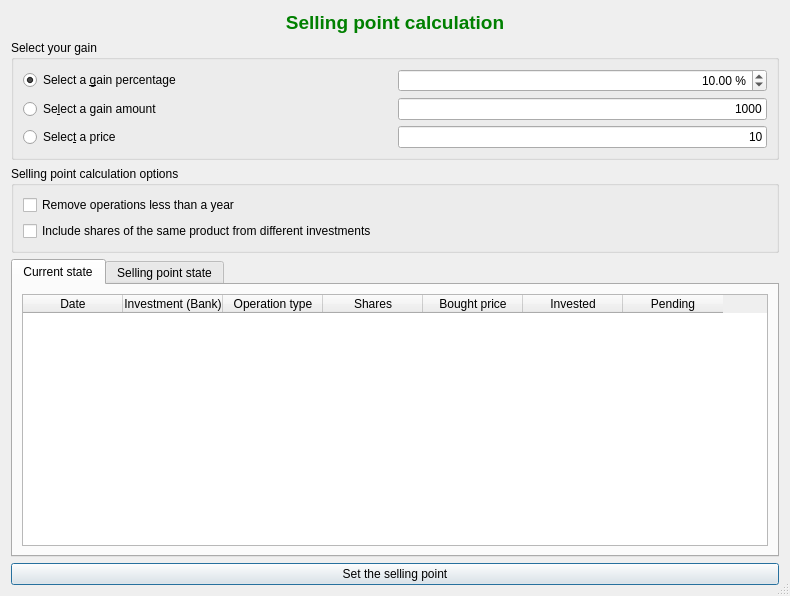
Before: the Qt Designer form xulpymoney/ui/frmSellingPoint.ui in turulomio/xulpymoney, drawn with Qt 5.
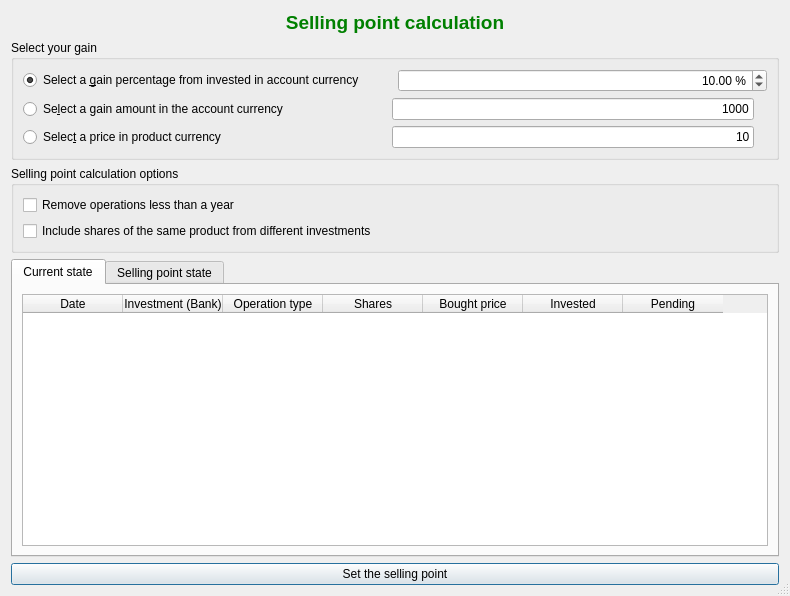
After: the same form once the commit is applied. Icons and pictures are not drawn. Custom widgets are drawn as their Qt base class.

The edit to the form file:
```diff
--- a/xulpymoney/ui/frmSellingPoint.ui
+++ b/xulpymoney/ui/frmSellingPoint.ui
@@ -60,7 +60,7 @@
           <item>
            <widget class="QRadioButton" name="radTPC">
             <property name="text">
-             <string>Select a &amp;gain percentage</string>
+             <string>Select a &amp;gain percentage from invested in account currency</string>
             </property>
             <property name="checked">
              <bool>true</bool>
@@ -96,7 +96,7 @@
           <item>
            <widget class="QRadioButton" name="radGain">
             <property name="text">
-             <string>Se&amp;lect a gain amount</string>
+             <string>Se&amp;lect a gain amount in the account currency</string>
             </property>
            </widget>
           </item>
@@ -119,6 +119,19 @@
             </property>
            </widget>
           </item>
+          <item>
+           <widget class="QLabel" name="lblAmountSymbol">
+            <property name="sizePolicy">
+             <sizepolicy hsizetype="Maximum" vsizetype="Preferred">
+              <horstretch>0</horstretch>
+              <verstretch>0</verstretch>
+             </sizepolicy>
+            </property>
+            <property name="text">
+             <string/>
+            </property>
+           </widget>
+          </item>
          </layout>
         </item>
         <item>
@@ -126,7 +139,7 @@
           <item>
            <widget class="QRadioButton" name="radPrice">
             <property name="text">
-             <string>Selec&amp;t a price</string>
+             <string>Selec&amp;t a price in product currency</string>
             </property>
            </widget>
           </item>
@@ -146,6 +159,19 @@
             </property>
            </widget>
           </item>
+          <item>
+           <widget class="QLabel" name="lblPriceSymbol">
+            <property name="sizePolicy">
+             <sizepolicy hsizetype="Maximum" vsizetype="Preferred">
+              <horstretch>0</horstretch>
+              <verstretch>0</verstretch>
+             </sizepolicy>
+            </property>
+            <property name="text">
+             <string/>
+            </property>
+           </widget>
+          </item>
          </layout>
         </item>
        </layout>
```
Left out of the diff: 2 changed lines with no effect on the pictures.
